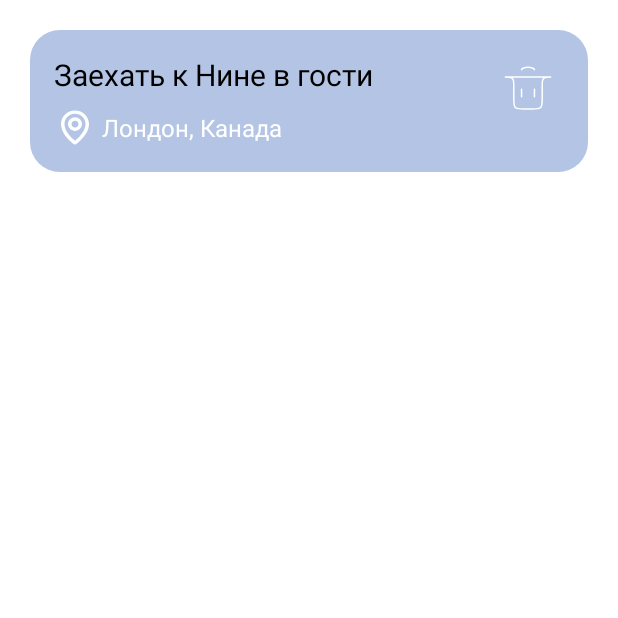
After one commit to Liqror/Mob, an Android app: the fragment NoteFragment shown on its own in the app's theme, on a phone screen of 412 x 824 dp, the top half of it. The commit adds this screen. Run offline under Robolectric (Android 15) with nearby library versions, the phone set to English and light mode, and no system bars.

Commit message:
Начальный экран закончен

```diff
--- a/app/src/main/AndroidManifest.xml
+++ b/app/src/main/AndroidManifest.xml
@@ -16,10 +16,7 @@
         tools:targetApi="31">
         <activity
             android:name=".NewMainActivity"
-            android:exported="true"
-            android:label="@string/app_name">
-<!--            не понимаю за что отвечает строчка ниже-->
-<!--            android:theme="@style/Theme.Mob">-->
+            android:exported="true">
             <intent-filter>
                 <action android:name="android.intent.action.MAIN" />
                 <category android:name="android.intent.category.LAUNCHER" />
--- /dev/null
+++ b/app/src/main/java/com/example/mob/NoteFragment.java
@@ -0,0 +1,64 @@
+package com.example.mob;
+
+import android.os.Bundle;
+
+import androidx.fragment.app.Fragment;
+
+import android.view.LayoutInflater;
+import android.view.View;
+import android.view.ViewGroup;
+
+/**
+ * A simple {@link Fragment} subclass.
+ * Use the {@link NoteFragment#newInstance} factory method to
+ * create an instance of this fragment.
+ */
+public class NoteFragment extends Fragment {
+
+    // TODO: Rename parameter arguments, choose names that match
+    // the fragment initialization parameters, e.g. ARG_ITEM_NUMBER
+    private static final String ARG_PARAM1 = "param1";
+    private static final String ARG_PARAM2 = "param2";
+
+    // TODO: Rename and change types of parameters
+    private String mParam1;
+    private String mParam2;
+
+    public NoteFragment() {
+        // Required empty public constructor
+    }
+
+    /**
+     * Use this factory method to create a new instance of
+     * this fragment using the provided parameters.
+     *
+     * @param param1 Parameter 1.
+     * @param param2 Parameter 2.
+     * @return A new instance of fragment NoteFragment.
+     */
+    // TODO: Rename and change types and number of parameters
+    public static NoteFragment newInstance(String param1, String param2) {
+        NoteFragment fragment = new NoteFragment();
+        Bundle args = new Bundle();
+        args.putString(ARG_PARAM1, param1);
+        args.putString(ARG_PARAM2, param2);
+        fragment.setArguments(args);
+        return fragment;
+    }
+
+    @Override
+    public void onCreate(Bundle savedInstanceState) {
+        super.onCreate(savedInstanceState);
+        if (getArguments() != null) {
+            mParam1 = getArguments().getString(ARG_PARAM1);
+            mParam2 = getArguments().getString(ARG_PARAM2);
+        }
+    }
+
+    @Override
+    public View onCreateView(LayoutInflater inflater, ViewGroup container,
+                             Bundle savedInstanceState) {
+        // Inflate the layout for this fragment
+        return inflater.inflate(R.layout.fragment_note, container, false);
+    }
+}
--- /dev/null
+++ b/app/src/main/res/drawable/ic_note_map.xml
@@ -0,0 +1,12 @@
+<vector xmlns:android="http://schemas.android.com/apk/res/android"
+    android:width="28dp"
+    android:height="27dp"
+    android:viewportWidth="28"
+    android:viewportHeight="27">
+  <path
+      android:pathData="M14,15.75C16.574,15.75 18.667,13.732 18.667,11.25C18.667,8.768 16.574,6.75 14,6.75C11.426,6.75 9.333,8.768 9.333,11.25C9.333,13.732 11.426,15.75 14,15.75ZM14,9C15.287,9 16.333,10.009 16.333,11.25C16.333,12.491 15.287,13.5 14,13.5C12.713,13.5 11.667,12.491 11.667,11.25C11.667,10.009 12.713,9 14,9Z"
+      android:fillColor="#ffffff"/>
+  <path
+      android:pathData="M13.323,24.541C13.521,24.677 13.757,24.75 14,24.75C14.243,24.75 14.479,24.677 14.677,24.541C15.031,24.299 23.367,18.495 23.333,11.25C23.333,6.288 19.146,2.25 14,2.25C8.854,2.25 4.667,6.288 4.667,11.244C4.633,18.495 12.969,24.299 13.323,24.541ZM14,4.5C17.861,4.5 21,7.527 21,11.256C21.024,16.248 15.881,20.732 14,22.202C12.12,20.73 6.976,16.246 7,11.25C7,7.527 10.139,4.5 14,4.5Z"
+      android:fillColor="#ffffff"/>
+</vector>
--- /dev/null
+++ b/app/src/main/res/drawable/ic_trash_light.xml
@@ -0,0 +1,12 @@
+<vector xmlns:android="http://schemas.android.com/apk/res/android"
+    android:width="41dp"
+    android:height="39dp"
+    android:viewportWidth="41"
+    android:viewportHeight="39">
+  <path
+      android:strokeWidth="1"
+      android:pathData="M16.229,23.563V18.688M24.771,23.563V18.688M16.229,5.688C16.229,5.688 17.083,4.063 20.5,4.063C23.917,4.063 24.771,5.688 24.771,5.688M5.125,10.563H35.875C33.477,10.563 32.276,10.563 31.414,11.11C31.041,11.347 30.721,11.652 30.472,12.007C29.896,12.826 29.896,13.969 29.896,16.25V25.188C29.896,28.252 29.896,29.783 28.895,30.735C27.894,31.688 26.284,31.688 23.063,31.688H17.938C14.716,31.688 13.106,31.688 12.105,30.735C11.104,29.783 11.104,28.252 11.104,25.188V16.25C11.104,13.969 11.104,12.826 10.528,12.007C10.279,11.652 9.959,11.347 9.585,11.11C8.724,10.563 7.523,10.563 5.125,10.563Z"
+      android:fillColor="#00000000"
+      android:strokeColor="#ffffff"
+      android:strokeLineCap="round"/>
+</vector>
--- /dev/null
+++ b/app/src/main/res/drawable/rounded_background.xml
@@ -0,0 +1,6 @@
+<?xml version="1.0" encoding="utf-8"?>
+<shape xmlns:android="http://schemas.android.com/apk/res/android"
+    android:shape="rectangle">
+    <corners android:radius="20dp" /> <!-- радиус закругления углов -->
+    <solid android:color="@color/light_blue" /> <!-- цвет фона -->
+</shape>
--- /dev/null
+++ b/app/src/main/res/layout/fragment_note.xml
@@ -0,0 +1,84 @@
+<?xml version="1.0" encoding="utf-8"?>
+<FrameLayout xmlns:android="http://schemas.android.com/apk/res/android"
+    xmlns:tools="http://schemas.android.com/tools"
+    android:layout_width="match_parent"
+    android:layout_height="match_parent"
+    tools:context=".NoteFragment">
+
+    <ScrollView
+        android:layout_width="match_parent"
+        android:layout_height="wrap_content"
+        android:paddingBottom="16dp"
+        >
+
+        <RelativeLayout
+            android:id="@+id/note_layout"
+            android:layout_width="match_parent"
+            android:layout_height="wrap_content"
+            android:layout_marginStart="20dp"
+            android:layout_marginTop="20dp"
+            android:layout_marginEnd="20dp"
+            android:background="@drawable/rounded_background"
+            android:paddingStart="16dp"
+            android:paddingTop="16dp"
+            android:paddingEnd="16dp"
+            android:paddingBottom="16dp"
+            >
+
+            <!-- Название/первая строчка заметки -->
+            <TextView
+                android:id="@+id/name_note"
+                android:layout_width="wrap_content"
+                android:layout_height="wrap_content"
+                android:text="Заехать к Нине в гости"
+                android:textSize="20sp"
+                android:textColor="@color/black"
+                />
+
+            <!-- картинка и вторая надпись -->
+            <LinearLayout
+                android:id="@+id/location_layout"
+                android:layout_width="match_parent"
+                android:layout_height="wrap_content"
+                android:orientation="horizontal"
+                android:layout_below="@id/name_note"
+                android:layout_marginTop="8dp">
+
+                <!-- Картинка -->
+                <ImageView
+                    android:layout_width="wrap_content"
+                    android:layout_height="wrap_content"
+                    android:src="@drawable/ic_note_map"
+                    android:layout_gravity="center_vertical"
+                    android:layout_marginEnd="4dp"
+                    android:contentDescription="note_map" />
+
+                <!-- Локация текстом-->
+                <TextView
+                    android:id="@+id/location_note"
+                    android:layout_width="wrap_content"
+                    android:layout_height="wrap_content"
+                    android:text="Лондон, Канада"
+                    android:textSize="16sp"
+                    android:textColor="@color/white"
+                    android:layout_gravity="center_vertical"/>
+
+            </LinearLayout>
+
+
+            <!-- Мусорка -->
+            <ImageButton
+                android:id="@+id/imageButton"
+                android:layout_width="48dp"
+                android:layout_height="48dp"
+                android:src="@drawable/ic_trash_light"
+                android:background="@null"
+                android:layout_alignParentEnd="true"
+                android:layout_centerHorizontal="true"
+                android:contentDescription="Кнопка мусорка"/>
+
+        </RelativeLayout>
+
+    </ScrollView>
+
+</FrameLayout>
--- a/app/src/main/res/values/colors.xml
+++ b/app/src/main/res/values/colors.xml
@@ -8,5 +8,7 @@
     <color name="black">#FF000000</color>
     <color name="white">#FFFFFFFF</color>
 
-    <color name="bg">#B3C4E4</color>
+    <color name="bg">#F1F1F1</color>
+    <color name="light_blue">#B3C4E4</color>
+    <color name="blue">#0069D7</color>
 </resources>
--- a/app/src/main/res/values/strings.xml
+++ b/app/src/main/res/values/strings.xml
@@ -14,4 +14,8 @@
     <string name="title_dashboard">Dashboard</string>
     <string name="title_notifications">Notifications</string>
     <string name="title_activity_main">MainActivity</string>
+    <!-- TODO: Remove or change this placeholder text -->
+    <string name="hello_blank_fragment">Hello blank fragment</string>
+
+
 </resources>
```
Also changed, not shown: app/src/main/res/drawable/ic_map.xml (added, +15 -0 lines), app/src/main/res/drawable/ic_notes.xml (added, +20 -0 lines), app/src/main/res/layout/activity_new_main.xml (+71 -1 lines).
